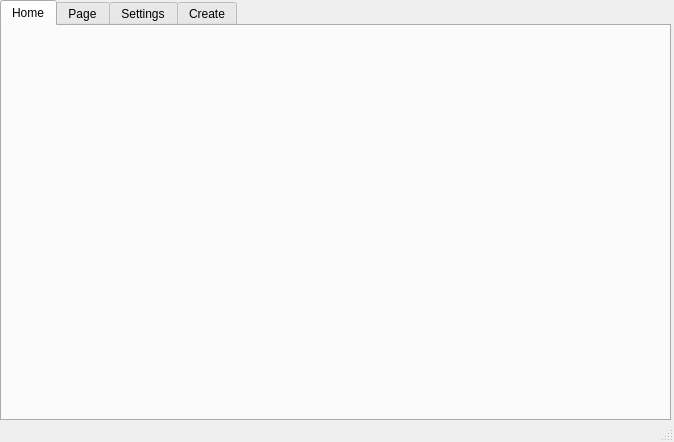
Before: the Qt Designer form src/GNOME-Apps-Customizer/mainwindow.ui in CyanCoding/GNOME-Apps-Customizer, drawn with Qt 5.
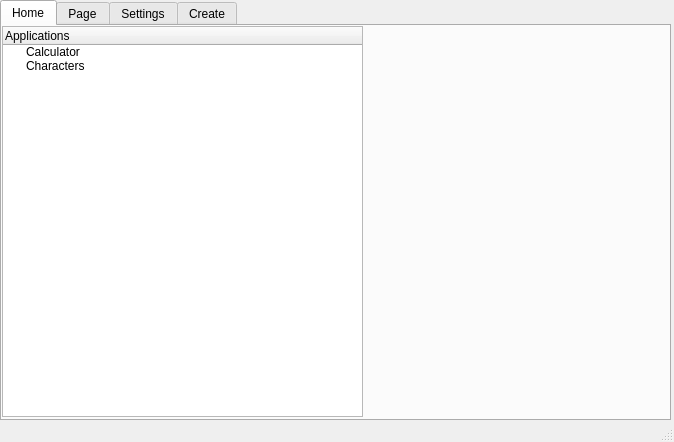
After: the same form once the commit is applied. The open tabs and pages were chosen to show the change.

Patch:
```diff
--- a/src/GNOME-Apps-Customizer/mainwindow.ui
+++ b/src/GNOME-Apps-Customizer/mainwindow.ui
@@ -33,6 +33,31 @@
      <attribute name="title">
       <string>Home</string>
      </attribute>
+     <widget class="QTreeWidget" name="treeWidget">
+      <property name="geometry">
+       <rect>
+        <x>0</x>
+        <y>0</y>
+        <width>361</width>
+        <height>391</height>
+       </rect>
+      </property>
+      <column>
+       <property name="text">
+        <string>Applications</string>
+       </property>
+      </column>
+      <item>
+       <property name="text">
+        <string>Calculator</string>
+       </property>
+      </item>
+      <item>
+       <property name="text">
+        <string>Characters</string>
+       </property>
+      </item>
+     </widget>
     </widget>
     <widget class="QWidget" name="tab">
      <attribute name="title">
```
Left out of the diff: 2 changed lines with no effect on the pictures.
